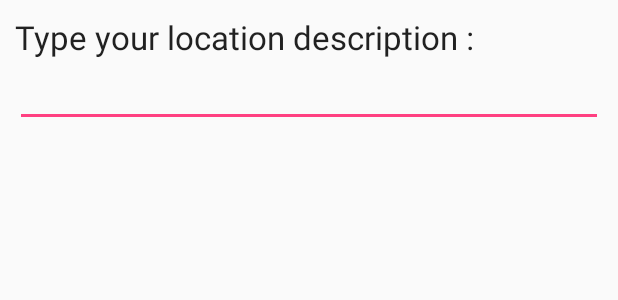
After one commit to szymongor/Mapki, an Android app: the layout add_location.xml on its own in the app's theme, with its tools: preview values and no code run, on a phone screen of 412 x 824 dp. The commit adds this screen. Shown: the top 300 px of the screen. Run offline under Robolectric (Android 15) with nearby library versions, the phone set to English and light mode, and no system bars.

Commit message:
Adding location from app

```diff
--- a/app/src/main/java/com/example/karolinaszymon/mapki/MainActivity.java
+++ b/app/src/main/java/com/example/karolinaszymon/mapki/MainActivity.java
@@ -37,7 +37,6 @@ public class MainActivity extends AppCompatActivity {
         super.onCreate(savedInstanceState);
         setContentView(R.layout.activity_main);
         initUIComponents();
-        //apiClient = new MapkiApiClient();
     }
 
     private void initUIComponents(){
@@ -54,7 +53,7 @@ public class MainActivity extends AppCompatActivity {
     private View.OnClickListener clickLoginBTN = new View.OnClickListener() {
         @Override
         public void onClick(View v) {
-            MapkiApiClient.login(loginET.getText().toString(),passwordET.getText().toString(),getApplicationContext());
+            MapkiApiClient.login(loginET.getText().toString(),passwordET.getText().toString(),getApplicationContext(),Navigation.class);
 
         }
     };
--- /dev/null
+++ b/app/src/main/res/layout/add_location.xml
@@ -0,0 +1,25 @@
+<?xml version="1.0" encoding="utf-8"?>
+<LinearLayout xmlns:android="http://schemas.android.com/apk/res/android"
+    android:id="@+id/layout_root"
+    android:layout_width="fill_parent"
+    android:layout_height="fill_parent"
+    android:orientation="vertical"
+    android:padding="10dp" >
+
+    <TextView
+        android:id="@+id/textView1"
+        android:layout_width="wrap_content"
+        android:layout_height="wrap_content"
+        android:text="Type your location description : "
+        android:textAppearance="?android:attr/textAppearanceLarge" />
+
+    <EditText
+        android:id="@+id/editTextDialogUserInput"
+        android:layout_width="match_parent"
+        android:layout_height="wrap_content" >
+
+        <requestFocus />
+
+    </EditText>
+
+</LinearLayout>
```
Also changed, not shown: app/src/main/java/com/example/karolinaszymon/mapki/ApiTask.java (+22 -16 lines), app/src/main/java/com/example/karolinaszymon/mapki/GmapFragment.java (+54 -3 lines), app/src/main/java/com/example/karolinaszymon/mapki/MapkiApiClient.java (+39 -2 lines), app/src/main/java/com/example/karolinaszymon/mapki/Navigation.java (+12 -3 lines), 1 other file.
